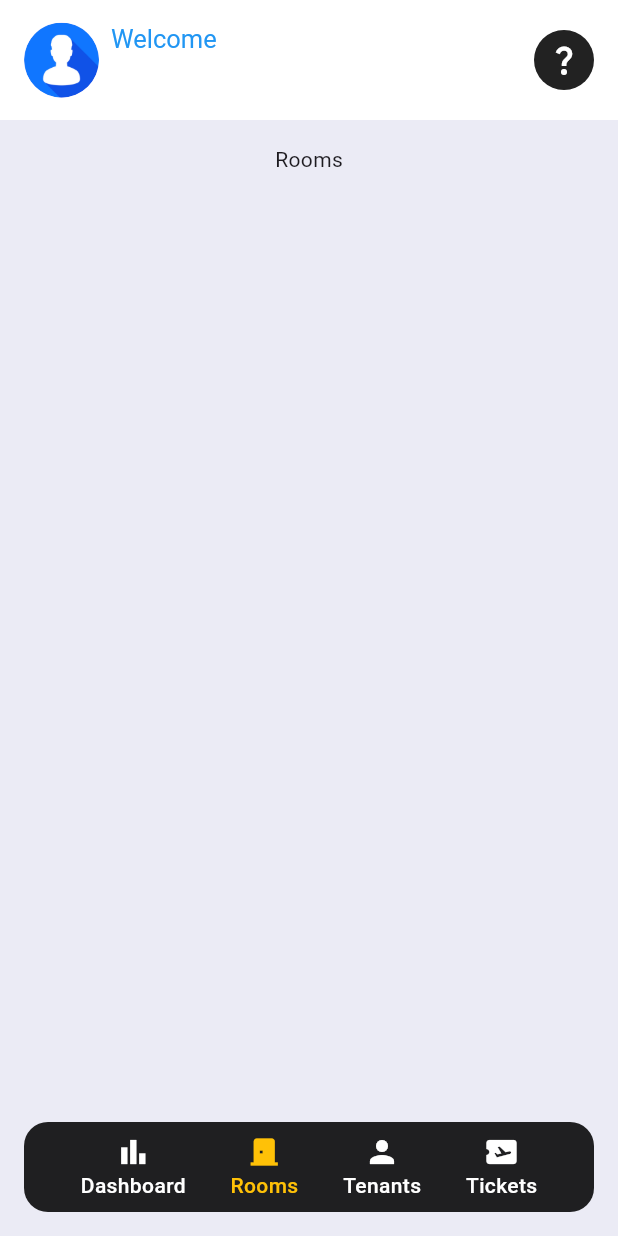
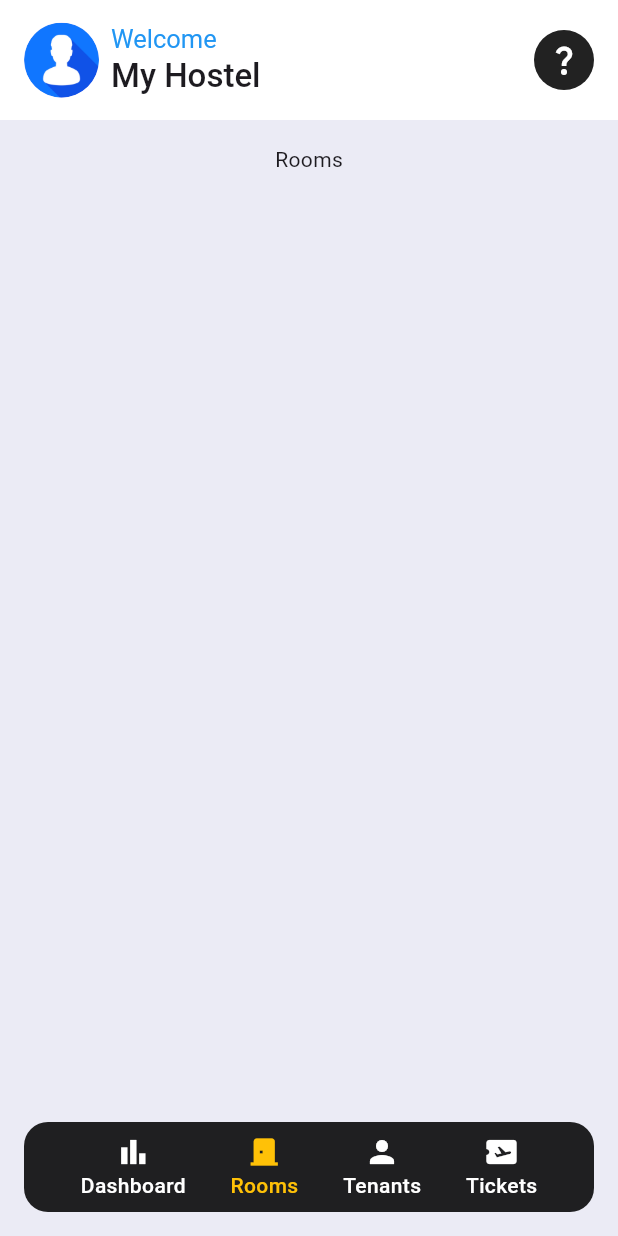
Before and after one commit to Abrarhussaindar/hostel, a Flutter app: the HomeScreen screen opened directly with empty values, item 2 of the bottom bar chosen, on a phone screen of 412 x 824 dp. Run offline on Flutter 3.47's test engine with Material 3 defaults, Android fonts, the phone set to English and light mode, and no system bars; our stand-ins replace fl_chart.

Commit message:
Provider

```diff
--- /dev/null
+++ b/lib/providers/user_provider.dart
@@ -0,0 +1,12 @@
+import 'package:flutter/material.dart';
+
+class UserProvider extends ChangeNotifier {
+  String businessName;
+
+  UserProvider({this.businessName = "My Hostel"});
+
+  void changeBusinessName({required String newBusinessName}) async {
+    businessName = newBusinessName;
+    notifyListeners();
+  }
+}
--- a/lib/views/home/home_screen.dart
+++ b/lib/views/home/home_screen.dart
@@ -1,8 +1,10 @@
 import 'package:flutter/material.dart';
+import 'package:hostel/providers/user_provider.dart';
 import 'package:hostel/views/home/layouts/home_layout.dart';
 import 'package:hostel/views/home/layouts/rooms_layout.dart';
 import 'package:hostel/views/home/layouts/tenants_layout.dart';
 import 'package:hostel/views/home/layouts/tickets_layout.dart';
+import 'package:provider/provider.dart';
 
 class HomeScreen extends StatefulWidget {
   const HomeScreen(
@@ -68,7 +70,7 @@ class _HomeScreenState extends State<HomeScreen> {
               children: [
                 const Text("Welcome",
                     style: TextStyle(color: Colors.blue, fontSize: 17)),
-                Text(widget.name,
+                Text(context.watch<UserProvider>().businessName,
                     style: const TextStyle(fontWeight: FontWeight.w500))
               ],
             ),
--- a/pubspec.yaml
+++ b/pubspec.yaml
@@ -8,6 +8,7 @@ dependencies:
   flutter:
     sdk: flutter
   cupertino_icons: ^1.0.6
+  provider: ^6.1.2
   fl_chart: ^0.68.0
 dev_dependencies:
   flutter_test:
```
Also changed, not shown: lib/main.dart (+13 -4 lines), lib/views/on_boarding/business_details.dart (+11 -4 lines), pubspec.lock.
